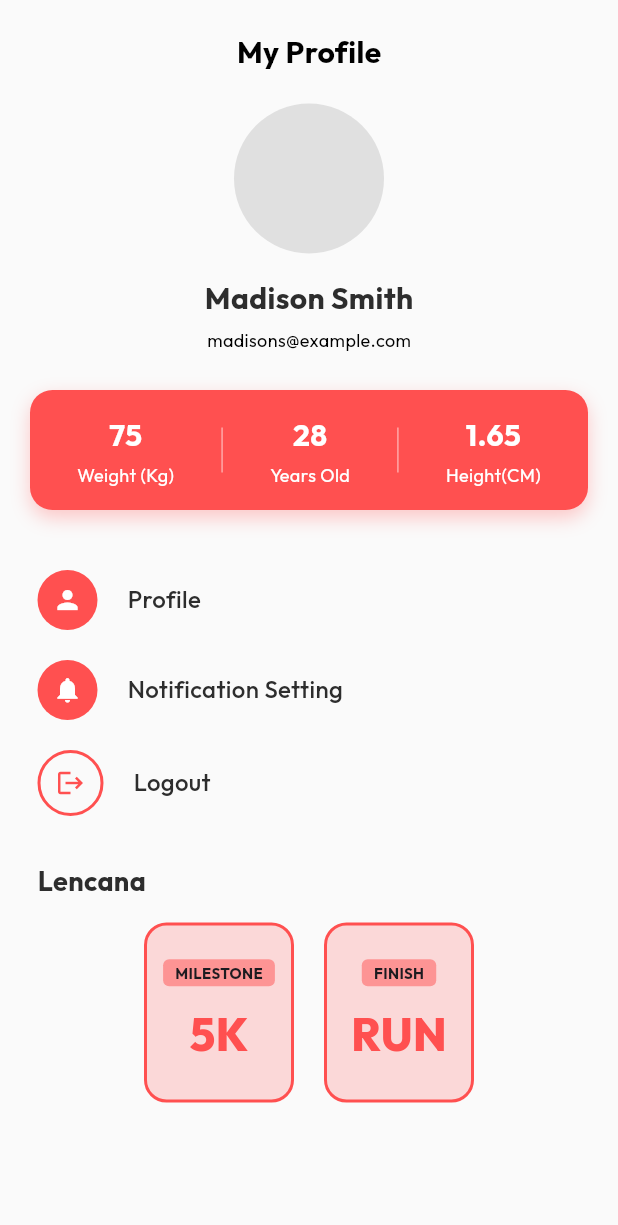
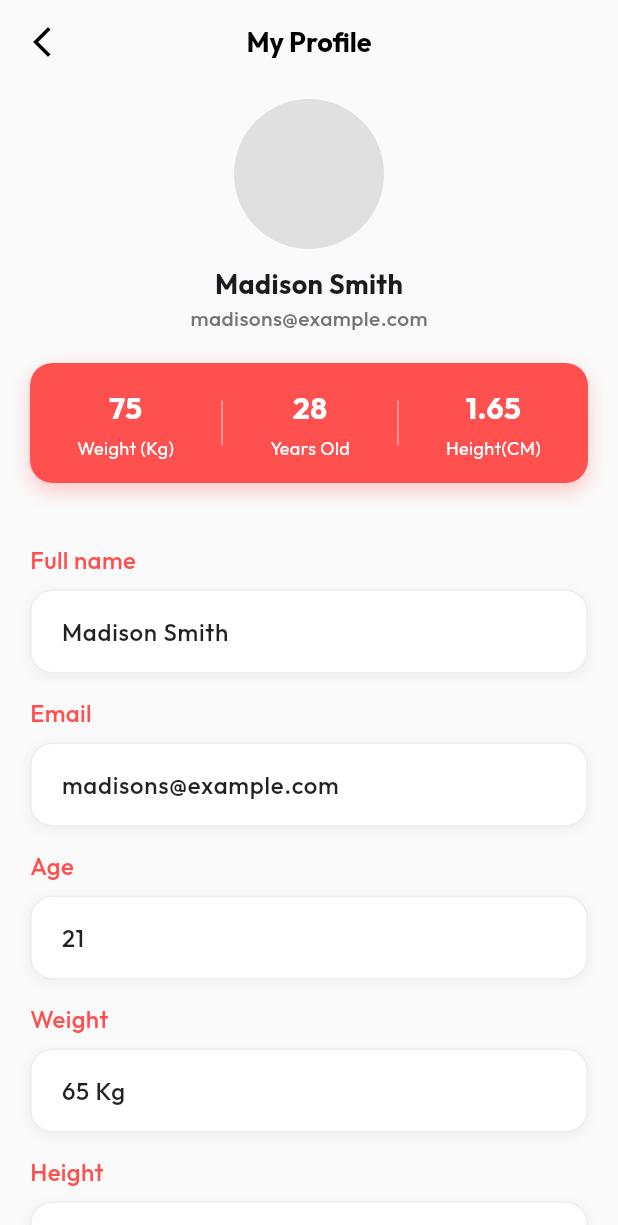
Before and after one commit to aansyawaluddin/Run_Mates, a Flutter app: the ProfilePage screen opened directly, after a tap on "Profile", on a phone screen of 412 x 824 dp. Shown: the top 1225 px of the screen. Run offline on Flutter 3.47's test engine with Material 3 defaults, Android fonts, the phone set to English and light mode, and no system bars; our stand-ins replace confetti, flutter_local_notifications, font_awesome_flutter, numberpicker, permission_handler.

Commit message:
update profile and edit profile page

```diff
--- /dev/null
+++ b/lib/page/main/editProfile.dart
@@ -0,0 +1,256 @@
+import 'package:flutter/material.dart';
+
+class EditProfilePage extends StatefulWidget {
+  const EditProfilePage({super.key});
+
+  @override
+  State<EditProfilePage> createState() => _EditProfilePageState();
+}
+
+class _EditProfilePageState extends State<EditProfilePage> {
+  final Color primaryColor = const Color(0XFFFF5050);
+
+  late TextEditingController _nameController;
+  late TextEditingController _emailController;
+  late TextEditingController _ageController;
+  late TextEditingController _weightController;
+  late TextEditingController _heightController;
+
+  @override
+  void initState() {
+    super.initState();
+
+    _nameController = TextEditingController(text: "Madison Smith");
+    _emailController = TextEditingController(text: "madisons@example.com");
+    _ageController = TextEditingController(text: "21");
+    _weightController = TextEditingController(text: "65 Kg");
+    _heightController = TextEditingController(text: "165 Cm");
+  }
+
+  @override
+  void dispose() {
+    _nameController.dispose();
+    _emailController.dispose();
+    _ageController.dispose();
+    _weightController.dispose();
+    _heightController.dispose();
+    super.dispose();
+  }
+
+  @override
+  Widget build(BuildContext context) {
+    final media = MediaQuery.of(context);
+    final screenWidth = media.size.width;
+    return Scaffold(
+      backgroundColor: Color(0XFFFAFAFA),
+      appBar: AppBar(
+        title: const Text(
+          "My Profile",
+          style: TextStyle(
+            color: Colors.black,
+            fontWeight: FontWeight.bold,
+            fontSize: 18,
+          ),
+        ),
+        centerTitle: true,
+        backgroundColor: Color(0XFFFAFAFA),
+        elevation: 0,
+        leading: IconButton(
+          icon: const Icon(Icons.arrow_back_ios_new, color: Colors.black),
+          onPressed: () => Navigator.pop(context),
+        ),
+        flexibleSpace: Container(
+          decoration: const BoxDecoration(color: Color(0XFFFAFAFA)),
+        ),
+      ),
+      body: SingleChildScrollView(
+        padding: const EdgeInsets.symmetric(horizontal: 20, vertical: 10),
+        child: Column(
+          children: [
+            Center(
+              child: Column(
+                children: [
+                  Container(
+                    width: 100,
+                    height: 100,
+                    decoration: BoxDecoration(
+                      color: Colors.grey[300],
+                      shape: BoxShape.circle,
+                    ),
+                  ),
+                  const SizedBox(height: 10),
+                  const Text(
+                    "Madison Smith",
+                    style: TextStyle(fontSize: 18, fontWeight: FontWeight.bold),
+                  ),
+                  Text(
+                    "madisons@example.com",
+                    style: TextStyle(
+                      fontSize: 14,
+                      color: Colors.grey[600],
+                      fontWeight: FontWeight.w500,
+                    ),
+                  ),
+                ],
+              ),
+            ),
+            const SizedBox(height: 20),
+
+            // 2. Statistik Card (Merah)
+            Container(
+              padding: const EdgeInsets.symmetric(vertical: 15),
+              decoration: BoxDecoration(
+                color: primaryColor,
+                borderRadius: BorderRadius.circular(15),
+                boxShadow: [
+                  BoxShadow(
+                    color: primaryColor.withOpacity(0.3),
+                    blurRadius: 10,
+                    offset: const Offset(0, 5),
+                  ),
+                ],
+              ),
+              child: Row(
+                mainAxisAlignment: MainAxisAlignment.spaceEvenly,
+                children: [
+                  _buildStatItem("75", "Weight (Kg)"),
+                  _buildDivider(),
+                  _buildStatItem("28", "Years Old"),
+                  _buildDivider(),
+                  _buildStatItem("1.65", "Height(CM)"),
+                ],
+              ),
+            ),
+            const SizedBox(height: 25),
+
+            // Input
+            _buildInputLabel("Full name"),
+            _buildTextField(_nameController),
+
+            _buildInputLabel("Email"),
+            _buildTextField(_emailController),
+
+            _buildInputLabel("Age"),
+            _buildTextField(_ageController),
+
+            _buildInputLabel("Weight"),
+            _buildTextField(_weightController),
+
+            _buildInputLabel("Height"),
+            _buildTextField(_heightController),
+
+            const SizedBox(height: 30),
+
+            Padding(
+              padding: const EdgeInsets.symmetric(
+                horizontal: 32.0,
+                vertical: 24,
+              ),
+              child: SizedBox(
+                width: screenWidth * 0.6,
+                height: 56,
+                child: ElevatedButton(
+                  onPressed: () {},
+                  style: ElevatedButton.styleFrom(
+                    backgroundColor: Color(0XFFFF5050),
+                    foregroundColor: Colors.black,
+                    shape: RoundedRectangleBorder(
+                      borderRadius: BorderRadius.circular(40),
+                    ),
+                    elevation: 6,
+                  ),
+                  child: const Text(
+                    "Update Profile",
+                    style: TextStyle(
+                      fontSize: 20,
+                      fontWeight: FontWeight.bold,
+                      color: Colors.white,
+                    ),
+                  ),
+                ),
+              ),
+            ),
+            const SizedBox(height: 30),
+          ],
+        ),
+      ),
+    );
+  }
+
+  // widget nama input
+  Widget _buildInputLabel(String label) {
+    return Padding(
+      padding: const EdgeInsets.only(bottom: 8, top: 15),
+      child: Align(
+        alignment: Alignment.centerLeft,
+        child: Text(
+          label,
+          style: TextStyle(
+            color: primaryColor,
+            fontSize: 16,
+            fontWeight: FontWeight.w500,
+          ),
+        ),
+      ),
+    );
+  }
+
+  // Widget Edit Teks
+  Widget _buildTextField(TextEditingController controller) {
+    return Container(
+      decoration: BoxDecoration(
+        color: Colors.white,
+        borderRadius: BorderRadius.circular(15),
+        boxShadow: [
+          BoxShadow(
+            color: Colors.grey.withOpacity(0.1),
+            spreadRadius: 1,
+            blurRadius: 5,
+            offset: const Offset(0, 2),
+          ),
+        ],
+        border: Border.all(color: Colors.grey.shade200),
+      ),
+      child: TextField(
+        controller: controller,
+        decoration: const InputDecoration(
+          border: InputBorder.none,
+          contentPadding: EdgeInsets.symmetric(horizontal: 20, vertical: 15),
+          isDense: true,
+        ),
+        style: const TextStyle(
+          fontSize: 16,
+          fontWeight: FontWeight.w500,
+          color: Colors.black87,
+        ),
+      ),
+    );
+  }
+
+  // Widget Informasi
+  Widget _buildStatItem(String value, String label) {
+    return Column(
+      children: [
+        Text(
+          value,
+          style: const TextStyle(
+            fontSize: 20,
+            fontWeight: FontWeight.bold,
+            color: Colors.white,
+          ),
+        ),
+        const SizedBox(height: 4),
+        Text(label, style: const TextStyle(fontSize: 12, color: Colors.white)),
+      ],
+    );
+  }
+
+  // Garis
+  Widget _buildDivider() {
+    return Container(
+      height: 30,
+      width: 1,
+      color: Colors.white.withOpacity(0.5),
+    );
+  }
+}
```
Also changed, not shown: lib/page/main/profile.dart (+102 -4 lines).
